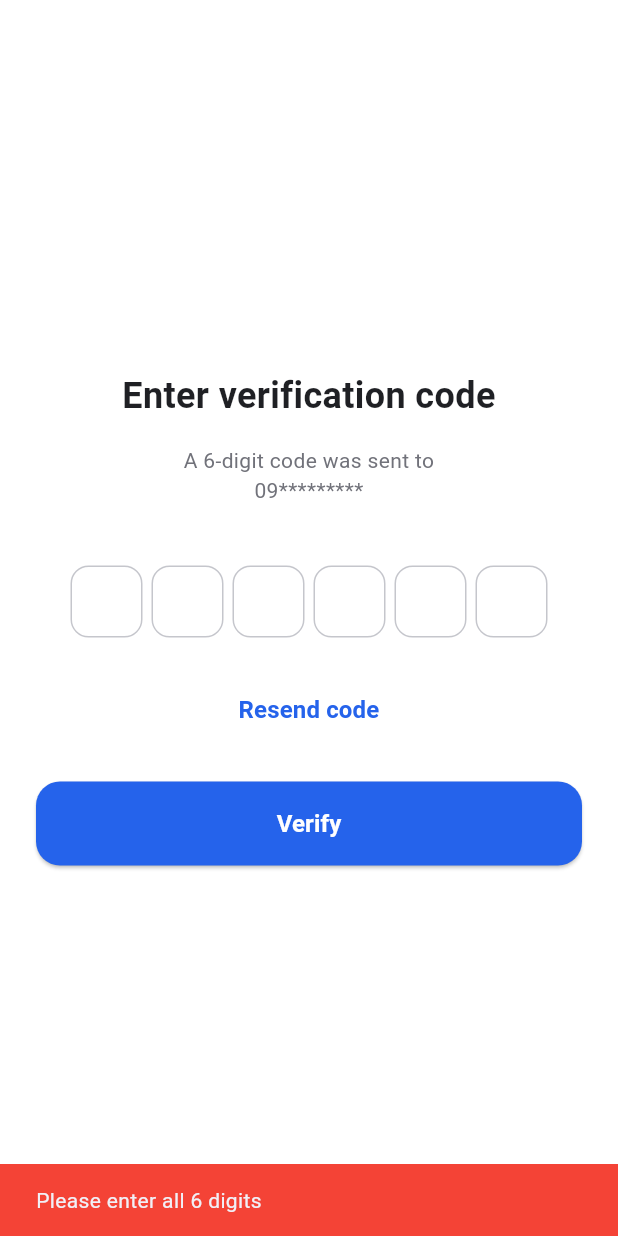
After one commit to Chieyo/BidaTask, a Flutter app: the OtpVerification screen opened by its route, after a tap on "Verify", on a phone screen of 412 x 824 dp. The commit adds this screen. Run offline on Flutter 3.47's test engine with Material 3 defaults, Android fonts, the phone set to English and light mode, and no system bars; our stand-ins replace flutter_dotenv, shared_preferences, supabase_flutter; accounts and stored records are empty.

Commit message:
feat[BID-43]:  OTP Verification

```diff
--- a/frontend/lib/main.dart
+++ b/frontend/lib/main.dart
@@ -9,6 +9,7 @@ import 'presentation/screens/onboarding4_screen.dart';
 import 'presentation/screens/onboarding5_screen.dart';
 import 'presentation/screens/login_screen.dart';
 import 'presentation/screens/signup_screen.dart';
+import 'presentation/screens/otp_verification.dart';
 
 Future<void> main() async {
   // Ensure Flutter bindings are initialized
@@ -45,6 +46,7 @@ class MyApp extends StatelessWidget {
         '/': (context) => const SplashPage(),
         '/login': (context) => const LoginScreen(),
         '/signup': (context) => const SignupScreen(),
+        '/otp-verification': (context) => const OtpVerification(),
         '/onboarding1': (context) => Onboarding1Screen(),
         '/onboarding2': (context) => Onboarding2Screen(),
         '/onboarding3': (context) => Onboarding3Screen(),
--- /dev/null
+++ b/frontend/lib/presentation/screens/otp_verification.dart
@@ -0,0 +1,326 @@
+import 'package:flutter/material.dart';
+import 'package:flutter/services.dart';
+import '../../services/otp_service.dart';
+
+class OtpVerification extends StatefulWidget {
+  const OtpVerification({super.key});
+
+  @override
+  State<OtpVerification> createState() => _OtpVerification();
+}
+
+class _OtpVerification extends State<OtpVerification> {
+  String? contactNumber;
+  String? userId;
+  bool _isLoading = false;
+  final OtpService _otpService = OtpService();
+
+  // Controllers for each OTP digit
+  final List<TextEditingController> _controllers = List.generate(
+    6,
+    (index) => TextEditingController(),
+  );
+
+  // Focus nodes for each field
+  final List<FocusNode> _focusNodes = List.generate(6, (index) => FocusNode());
+
+  @override
+  void didChangeDependencies() {
+    super.didChangeDependencies();
+    // Get contact number and userId from route arguments
+    final args =
+        ModalRoute.of(context)?.settings.arguments as Map<String, dynamic>?;
+    if (args != null) {
+      contactNumber = args['contactNumber'] as String?;
+      userId = args['userId'] as String?;
+    }
+  }
+
+  String _maskContactNumber(String? number) {
+    if (number == null || number.isEmpty) return '09*********';
+    if (number.length <= 4) return number;
+    return '${number.substring(0, 2)}${'*' * (number.length - 4)}${number.substring(number.length - 2)}';
+  }
+
+  @override
+  void dispose() {
+    for (var controller in _controllers) {
+      controller.dispose();
+    }
+    for (var focusNode in _focusNodes) {
+      focusNode.dispose();
+    }
+    super.dispose();
+  }
+
+  void _onChanged(String value, int index) {
+    // Trigger rebuild to update border colors
+    setState(() {});
+
+    if (value.length == 1 && index < 5) {
+      // Move to next field
+      _focusNodes[index + 1].requestFocus();
+    } else if (value.isEmpty && index > 0) {
+      // Move to previous field on backspace
+      _focusNodes[index - 1].requestFocus();
+    }
+  }
+
+  Future<void> _verifyOtp() async {
+    String otp = _controllers.map((controller) => controller.text).join();
+
+    // Validate OTP length
+    if (otp.length != 6) {
+      ScaffoldMessenger.of(context).showSnackBar(
+        const SnackBar(
+          content: Text('Please enter all 6 digits'),
+          backgroundColor: Colors.red,
+        ),
+      );
+      return;
+    }
+
+    // Check if contactNumber is available
+    if (contactNumber == null || contactNumber!.isEmpty) {
+      ScaffoldMessenger.of(context).showSnackBar(
+        const SnackBar(
+          content: Text('Contact number not found. Please sign up again.'),
+          backgroundColor: Colors.red,
+        ),
+      );
+      return;
+    }
+
+    setState(() => _isLoading = true);
+
+    try {
+      final result = await _otpService.verifyOtp(
+        contactNumber: contactNumber!,
+        otpCode: otp,
+      );
+
+      setState(() => _isLoading = false);
+
+      if (result['success']) {
+        if (mounted) {
+          ScaffoldMessenger.of(context).showSnackBar(
+            SnackBar(
+              content: Text(result['message'] ?? 'OTP verified successfully!'),
+              backgroundColor: Colors.green,
+            ),
+          );
+          // Navigate to onboarding after successful verification
+          Future.delayed(const Duration(seconds: 1), () {
+            if (mounted) {
+              Navigator.pushReplacementNamed(context, '/onboarding1');
+            }
+          });
+        }
+      } else {
+        if (mounted) {
+          ScaffoldMessenger.of(context).showSnackBar(
+            SnackBar(
+              content: Text(result['message'] ?? 'OTP verification failed'),
+              backgroundColor: Colors.red,
+            ),
+          );
+        }
+      }
+    } catch (e) {
+      setState(() => _isLoading = false);
+      if (mounted) {
+        ScaffoldMessenger.of(context).showSnackBar(
+          SnackBar(
+            content: Text('An error occurred: $e'),
+            backgroundColor: Colors.red,
+          ),
+        );
+      }
+    }
+  }
+
+  Future<void> _resendOtp() async {
+    if (userId == null || contactNumber == null) {
+      ScaffoldMessenger.of(context).showSnackBar(
+        const SnackBar(
+          content: Text('Missing user information. Please sign up again.'),
+          backgroundColor: Colors.red,
+        ),
+      );
+      return;
+    }
+
+    setState(() => _isLoading = true);
+
+    try {
+      final result = await _otpService.resendOtp(
+        userId: userId!,
+        contactNumber: contactNumber!,
+      );
+
+      setState(() => _isLoading = false);
+
+      if (mounted) {
+        ScaffoldMessenger.of(context).showSnackBar(
+          SnackBar(
+            content: Text(result['message'] ?? 'OTP resent'),
+            backgroundColor: result['success'] ? Colors.blue : Colors.red,
+          ),
+        );
+        // Show OTP in dev mode for testing
+        if (result['otp'] != null) {
+          print('🔑 DEV MODE - OTP Code: ${result['otp']}');
+        }
+      }
+    } catch (e) {
+      setState(() => _isLoading = false);
+      if (mounted) {
+        ScaffoldMessenger.of(context).showSnackBar(
+          SnackBar(
+            content: Text('An error occurred: $e'),
+            backgroundColor: Colors.red,
+          ),
+        );
+      }
+    }
+  }
+
+  Widget _buildOtpField(int index) {
+    return AnimatedBuilder(
+      animation: _focusNodes[index],
+      builder: (context, child) {
+        final isFocused = _focusNodes[index].hasFocus;
+        final hasValue = _controllers[index].text.isNotEmpty;
+
+        return Container(
+          width: 48,
+          height: 48,
+          decoration: BoxDecoration(
+            border: Border.all(
+              color: isFocused
+                  ? const Color(0xff2563eb) // Active - blue
+                  : hasValue
+                  ? const Color(0xff10b981) // Filled - green
+                  : const Color(0xffc5c6cc), // Inactive - gray
+              width: isFocused ? 2 : 1,
+            ),
+            borderRadius: BorderRadius.circular(12),
+            color: isFocused
+                ? const Color(0xfff0f7ff) // Light blue background when focused
+                : Colors.white,
+          ),
+          child: TextFormField(
+            controller: _controllers[index],
+            focusNode: _focusNodes[index],
+            textAlign: TextAlign.center,
+            keyboardType: TextInputType.number,
+            maxLength: 1,
+            style: TextStyle(
+              fontSize: 24,
+              color: hasValue
+                  ? const Color(0xff1f2024)
+                  : const Color(0xff9ca3af),
+              fontWeight: FontWeight.bold,
+            ),
+            decoration: const InputDecoration(
+              counterText: '',
+              border: InputBorder.none,
+              contentPadding: EdgeInsets.zero,
+            ),
+            inputFormatters: [FilteringTextInputFormatter.digitsOnly],
+            onChanged: (value) => _onChanged(value, index),
+          ),
+        );
+      },
+    );
+  }
+
+  @override
+  Widget build(BuildContext context) {
+    return Scaffold(
+      backgroundColor: Colors.white,
+      body: Center(
+        child: SingleChildScrollView(
+          child: Padding(
+            padding: const EdgeInsets.symmetric(horizontal: 24),
+            child: Column(
+              mainAxisAlignment: MainAxisAlignment.center,
+              crossAxisAlignment: CrossAxisAlignment.center,
+              children: [
+                const SizedBox(height: 100),
+                const Text(
+                  'Enter verification code',
+                  textAlign: TextAlign.center,
+                  style: TextStyle(
+                    fontSize: 24,
+                    color: Color(0xff1f2024),
+                    fontWeight: FontWeight.w600,
+                  ),
+                ),
+                const SizedBox(height: 16),
+                Text(
+                  'A 6-digit code was sent to\n${_maskContactNumber(contactNumber)}',
+                  textAlign: TextAlign.center,
+                  style: const TextStyle(
+                    fontSize: 14,
+                    color: Color(0xff71727a),
+                    fontWeight: FontWeight.normal,
+                  ),
+                ),
+                const SizedBox(height: 40),
+                Row(
+                  mainAxisAlignment: MainAxisAlignment.center,
+                  children: List.generate(
+                    6,
+                    (index) => Padding(
+                      padding: const EdgeInsets.symmetric(horizontal: 3),
+                      child: _buildOtpField(index),
+                    ),
+                  ),
+                ),
+                const SizedBox(height: 24),
+                TextButton(
+                  onPressed: _isLoading ? null : _resendOtp,
+                  child: Text(
+                    'Resend code',
+                    textAlign: TextAlign.center,
+                    style: TextStyle(
+                      fontSize: 16,
+                      color: _isLoading ? Colors.grey : const Color(0xff2563eb),
+                      fontWeight: FontWeight.w600,
+                    ),
+                  ),
+                ),
+                const SizedBox(height: 24),
+                SizedBox(
+                  width: double.infinity,
+                  height: 56,
+                  child: ElevatedButton(
+                    onPressed: _isLoading ? null : _verifyOtp,
+                    style: ElevatedButton.styleFrom(
+                      backgroundColor: const Color(0xff2563eb),
+                      shape: RoundedRectangleBorder(
+                        borderRadius: BorderRadius.circular(16),
+                      ),
+                    ),
+                    child: _isLoading
+                        ? const CircularProgressIndicator(color: Colors.white)
+                        : const Text(
+                            'Verify',
+                            style: TextStyle(
+                              fontSize: 16,
+                              color: Color(0xfffefefe),
+                              fontWeight: FontWeight.w600,
+                            ),
+                          ),
+                  ),
+                ),
+                const SizedBox(height: 100),
+              ],
+            ),
+          ),
+        ),
+      ),
+    );
+  }
+}
```
Also changed, not shown: frontend/lib/presentation/screens/signup_screen.dart (+10 -3 lines), frontend/lib/services/otp_service.dart (added, +81 -0 lines), 6 other files.
